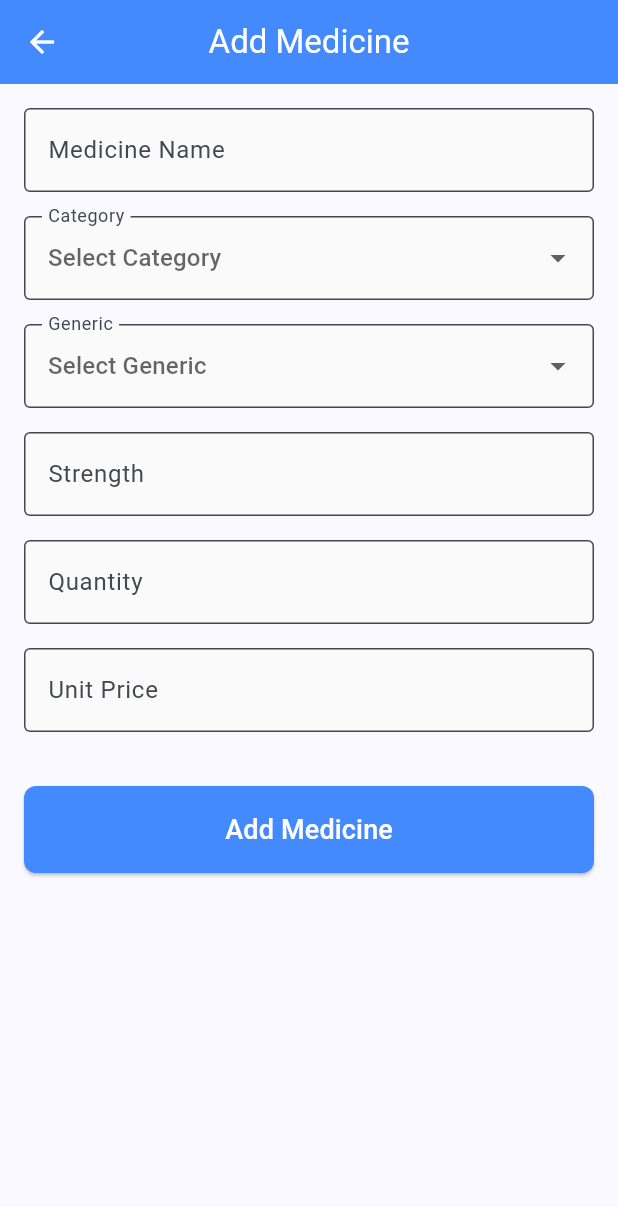
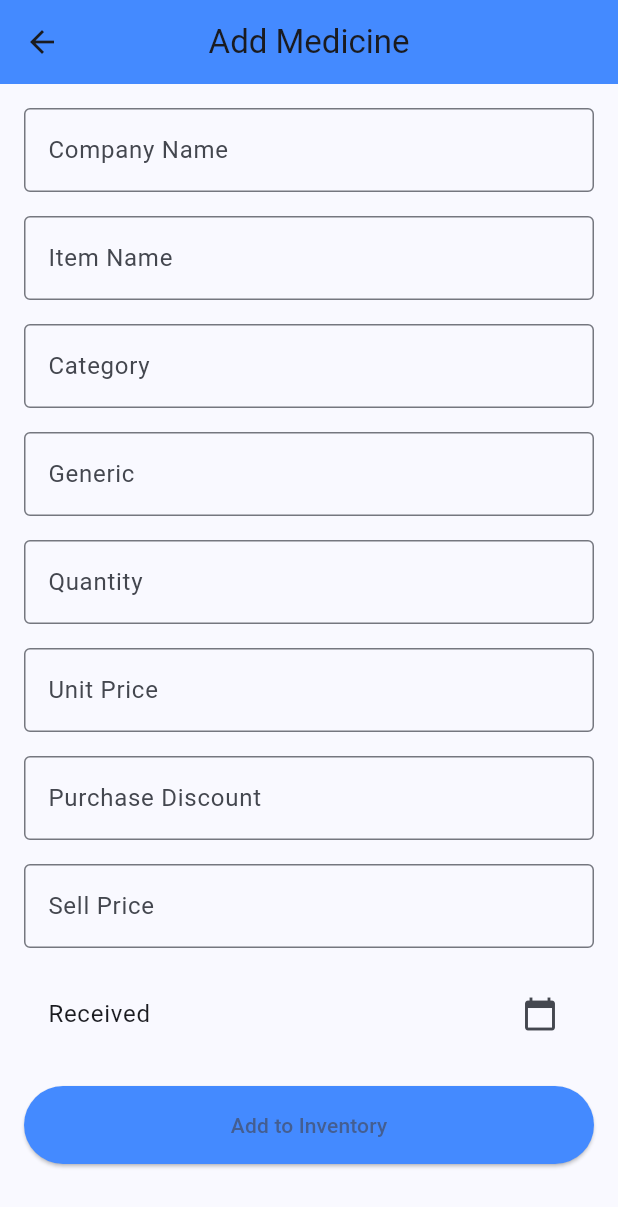
Before and after one commit to OmarFaruq97/pharmacy_management_system_flutter, a Flutter app: the AddMedicineScreen screen opened directly, on a phone screen of 412 x 824 dp. Shown: the top 1207 px of the screen. Run offline on Flutter 3.47's test engine with Material 3 defaults, Android fonts, the phone set to English and light mode, and no system bars.

Commit message:
medicine add and view

```diff
--- a/pms_flutter_app/lib/screens/add_medicine_screen.dart
+++ b/pms_flutter_app/lib/screens/add_medicine_screen.dart
@@ -1,7 +1,6 @@
 import 'package:flutter/material.dart';
-import 'package:http/http.dart'
-    as http; // For making HTTP requests to your backend
-import 'dart:convert'; // For encoding/decoding JSON data
+import 'dart:convert';
+import 'package:http/http.dart' as http;
 
 class AddMedicineScreen extends StatefulWidget {
   const AddMedicineScreen({super.key});
@@ -11,145 +10,103 @@ class AddMedicineScreen extends StatefulWidget {
 }
 
 class _AddMedicineScreenState extends State<AddMedicineScreen> {
-  // GlobalKey for the Form widget, used for validation
   final _formKey = GlobalKey<FormState>();
 
-  // Text editing controllers for capturing user input from TextFormFields
-  final TextEditingController _medicineNameController = TextEditingController();
-  final TextEditingController _strengthController = TextEditingController();
+  final TextEditingController _companyNameController = TextEditingController();
+  final TextEditingController _itemNameController = TextEditingController();
+  final TextEditingController _categoryController = TextEditingController();
+  final TextEditingController _genericController = TextEditingController();
   final TextEditingController _quantityController = TextEditingController();
   final TextEditingController _unitPriceController = TextEditingController();
+  final TextEditingController _purchaseDiscountController = TextEditingController();
+  final TextEditingController _sellPriceController = TextEditingController();
 
-  // Variables to hold the selected values from the dropdowns
-  String? _selectedCategory;
-  String? _selectedGeneric;
+  DateTime _receivedDate = DateTime.now();
 
-  // Example lists for dropdowns.
-  // In a real application, these lists would typically be fetched dynamically
-  // from your Spring Boot backend (e.g., via a separate API call when the screen loads).
-  final List<String> _categories = [
-    'Tablet',
-    'Capsule',
-    'Syrup',
-    'Injection',
-    'Cream',
-    'Ointment',
-    'Suspension',
-  ];
-  final List<String> _generics = [
-    'Paracetamol',
-    'Omeprazole',
-    'Amoxicillin',
-    'Cetirizine',
-    'Metformin',
-    'Ibuprofen',
-    'Amlodipine',
-  ];
+  Future<void> _submitForm() async {
+    if (_formKey.currentState!.validate()) {
+      final int quantity = int.parse(_quantityController.text);
+      final double unitPrice = double.parse(_unitPriceController.text);
+      final double discount = double.tryParse(_purchaseDiscountController.text) ?? 0.0;
+      final double netPurchasePrice = unitPrice - discount;
+      final double sellPrice = double.parse(_sellPriceController.text);
+      final double totalValue = netPurchasePrice * quantity;
 
-  // Base URL for your Spring Boot backend API.
-  // IMPORTANT:
-  // - If running on an Android Emulator, 'http://10.0.2.2:8080' points to your machine's localhost.
-  // - If running on a physical Android device or iOS simulator/device, replace '10.0.2.2'
-  //   with your actual machine's IP address (e.g., 'http://192.168.1.5:8080').
-  // - Ensure your Spring Boot application is running and accessible at this address.
-  final String _baseUrl =
-      'http://10.0.2.2:8080/api/medicines'; // Assuming this is your endpoint for adding medicines
-
-  @override
-  void dispose() {
-    // Dispose of controllers to prevent memory leaks when the widget is removed
-    _medicineNameController.dispose();
-    _strengthController.dispose();
-    _quantityController.dispose();
-    _unitPriceController.dispose();
-    super.dispose();
-  }
-
-  // Asynchronous method to handle adding medicine by sending data to the backend
-  Future<void> _addMedicine() async {
-    // Validate all fields in the form
-    if (_formKey.currentState!.validate()) {
-      // Ensure dropdowns have selections
-      if (_selectedCategory == null || _selectedGeneric == null) {
-        ScaffoldMessenger.of(context).showSnackBar(
-          const SnackBar(
-            content: Text('Please select both Category and Generic.'),
-          ),
-        );
-        return; // Stop execution if dropdowns are not selected
-      }
-
-      // Prepare the medicine data as a Map, matching your Spring Boot DTO/Entity structure
-      final medicineData = {
-        'name': _medicineNameController.text.trim(),
-        // .trim() removes leading/trailing whitespace
-        'category': _selectedCategory,
-        'generic': _selectedGeneric,
-        'strength': _strengthController.text.trim(),
-        'quantity': int.tryParse(_quantityController.text.trim()) ?? 0,
-        // Safely parse to int, default to 0 if invalid
-        'unitPrice': double.tryParse(_unitPriceController.text.trim()) ?? 0.0,
-        // Safely parse to double, default to 0.0 if invalid
-        // You might need to add other fields here based on your Spring Boot Medicine entity,
-        // for example: 'company', 'batchNumber', 'expiryDate'.
-        // Example: 'company': 'XYZ Pharma', 'batchNumber': 'B12345', 'expiryDate': '2026-12-31'
+      final Map<String, dynamic> medicineData = {
+        "companyName": _companyNameController.text,
+        "itemName": _itemNameController.text,
+        "category": _categoryController.text,
+        "generic": _genericController.text,
+        "quantity": quantity,
+        "unitPrice": unitPrice,
+        "purchaseDiscount": discount,
+        "netPurchasePrice": netPurchasePrice,
+        "sellPrice": sellPrice,
+        "totalInventoryValue": totalValue,
+        "receivedDate": _receivedDate.toIso8601String(),
       };
 
-      print('Sending Medicine Data: $medicineData'); // Log the data being sent
+      // Replace with your backend URL
+      const String apiUrl = "http://192.168.0.197:8080/api/inventory/receive";
 
       try {
-        // Send a POST request to your Spring Boot API
         final response = await http.post(
-          Uri.parse(_baseUrl), // Convert the URL string to a Uri object
-          headers: <String, String>{
-            'Content-Type': 'application/json; charset=UTF-8',
-            // Specify JSON content type
-            // If your API requires authentication (e.g., JWT), add the Authorization header:
-            // 'Authorization': 'Bearer YOUR_JWT_TOKEN_HERE', // Replace with your actual JWT token
-          },
-          body: jsonEncode(
-            medicineData,
-          ), // Encode the Dart Map to a JSON string
+          Uri.parse(apiUrl),
+          headers: {"Content-Type": "application/json"},
+          body: jsonEncode(medicineData),
         );
 
-        // Check the HTTP status code of the response
-        if (response.statusCode == 201 || response.statusCode == 200) {
-          // Success: Medicine added successfully
-          print('Medicine added successfully: ${response.body}');
+        if (response.statusCode == 200) {
           ScaffoldMessenger.of(context).showSnackBar(
-            const SnackBar(content: Text('Medicine added successfully!')),
+            const SnackBar(content: Text('Medicine added successfully')),
           );
-          // Clear the form fields and reset dropdowns after successful submission
-          _medicineNameController.clear();
-          _strengthController.clear();
-          _quantityController.clear();
-          _unitPriceController.clear();
-          setState(() {
-            _selectedCategory = null;
-            _selectedGeneric = null;
-          });
+          _formKey.currentState!.reset();
         } else {
-          // Error: API returned a non-success status code
-          print('Failed to add medicine. Status code: ${response.statusCode}');
-          print(
-            'Response body: ${response.body}',
-          ); // Print the error response from backend
           ScaffoldMessenger.of(context).showSnackBar(
-            SnackBar(content: Text('Failed to add medicine: ${response.body}')),
+            SnackBar(content: Text('Failed to add medicine: ${response.statusCode}')),
           );
         }
       } catch (e) {
-        // Catch any network or other exceptions
-        print('Error sending data to backend: $e');
         ScaffoldMessenger.of(context).showSnackBar(
-          SnackBar(
-            content: Text(
-              'Error connecting to server. Please check your network and server status.',
-            ),
-          ),
+          SnackBar(content: Text('Error: $e')),
         );
       }
     }
+  }
+
+  void _pickDate() async {
+    final DateTime? picked = await showDatePicker(
+      context: context,
+      initialDate: _receivedDate,
+      firstDate: DateTime(2000),
+      lastDate: DateTime(2100),
+    );
+    if (picked != null && picked != _receivedDate) {
+      setState(() {
+        _receivedDate = picked;
+      });
+    }
+  }
+
+  Widget _buildTextField(TextEditingController controller, String label,
+      {bool isDecimal = false, bool isNumber = false}) {
+    return Padding(
+      padding: const EdgeInsets.only(bottom: 16),
+      child: TextFormField(
+        controller: controller,
+        keyboardType: isDecimal
+            ? const TextInputType.numberWithOptions(decimal: true)
+            : isNumber
+            ? TextInputType.number
+            : TextInputType.text,
+        decoration: InputDecoration(
+          labelText: label,
+          border: const OutlineInputBorder(),
+        ),
+        validator: (value) =>
+        value == null || value.isEmpty ? 'Please enter $label' : null,
+      ),
+    );
   }
 
   @override
@@ -157,149 +114,39 @@ class _AddMedicineScreenState extends State<AddMedicineScreen> {
     return Scaffold(
       appBar: AppBar(
         title: const Text('Add Medicine'),
+        backgroundColor: Colors.blueAccent,
         centerTitle: true,
-        backgroundColor: Colors.blueAccent, // Use your desired AppBar color
-        foregroundColor:
-            Colors.white, // Color for the title text and icons in the AppBar
       ),
-      body: Padding(
-        padding: const EdgeInsets.all(16.0), // Padding around the entire form
-        child: Form(
-          key: _formKey, // Associate the GlobalKey with the Form
+      body: Form(
+        key: _formKey,
         child: ListView(
-            // Use ListView to make the form scrollable if content overflows
+          padding: const EdgeInsets.all(16),
           children: [
-              // Medicine Name Text Field
-              _buildTextField(_medicineNameController, 'Medicine Name'),
-
-              // Category Dropdown
-              _buildDropdownField('Category', _selectedCategory, _categories, (
-                newValue,
-              ) {
-                setState(() {
-                  _selectedCategory = newValue;
-                });
-              }),
-
-              // Generic Dropdown
-              _buildDropdownField('Generic', _selectedGeneric, _generics, (
-                newValue,
-              ) {
-                setState(() {
-                  _selectedGeneric = newValue;
-                });
-              }),
-
-              // Strength Text Field
-              _buildTextField(_strengthController, 'Strength'),
-
-              // Quantity Text Field (numeric input)
+            _buildTextField(_companyNameController, 'Company Name'),
+            _buildTextField(_itemNameController, 'Item Name'),
+            _buildTextField(_categoryController, 'Category'),
+            _buildTextField(_genericController, 'Generic'),
             _buildTextField(_quantityController, 'Quantity', isNumber: true),
-
-              // Unit Price Text Field (numeric input)
-              _buildTextField(
-                _unitPriceController,
-                'Unit Price',
-                isNumber: true,
+            _buildTextField(_unitPriceController, 'Unit Price', isDecimal: true),
+            _buildTextField(_purchaseDiscountController, 'Purchase Discount', isDecimal: true),
+            _buildTextField(_sellPriceController, 'Sell Price', isDecimal: true),
+            ListTile(
+              title: Text("Received Date: ${_receivedDate.toLocal()}".split(' ')[0]),
+              trailing: const Icon(Icons.calendar_today),
+              onTap: _pickDate,
             ),
-
-              const SizedBox(height: 20), // Spacer
-              // Add Medicine Button
+            const SizedBox(height: 20),
             ElevatedButton(
-                onPressed: _addMedicine,
-                // Call the method to handle form submission and API call
+              onPressed: _submitForm,
               style: ElevatedButton.styleFrom(
                 backgroundColor: Colors.blueAccent,
-                  // Button background color
                 padding: const EdgeInsets.symmetric(vertical: 16),
-                  // Vertical padding
-                  shape: RoundedRectangleBorder(
-                    borderRadius: BorderRadius.circular(
-                      8,
-                    ), // Rounded corners for the button
               ),
-                ),
-                child: const Text(
-                  'Add Medicine',
-                  style: TextStyle(
-                    color: Colors.white,
-                    fontSize: 18,
-                  ), // Text style for the button
-                ),
+              child: const Text('Add to Inventory'),
             ),
           ],
         ),
       ),
-      ),
-    );
-  }
-
-  // Reusable widget to create a TextFormField with common styling and validation
-  Widget _buildTextField(
-    TextEditingController controller,
-    String label, {
-    bool isNumber = false,
-  }) {
-    return Padding(
-      padding: const EdgeInsets.only(bottom: 16),
-      // Padding below each text field
-      child: TextFormField(
-        controller: controller,
-        // Set keyboard type based on whether it's a number field
-        keyboardType: isNumber ? TextInputType.number : TextInputType.text,
-        decoration: InputDecoration(
-          labelText: label, // Label for the input field
-          border: const OutlineInputBorder(), // Outline border style
-          filled: true, // Enable fill color
-          fillColor:
-              Colors.grey[50], // Light grey background for the input area
-        ),
-        validator: (value) {
-          if (value == null || value.isEmpty) {
-            return 'Please enter $label'; // Validation for empty fields
-          }
-          if (isNumber && double.tryParse(value) == null) {
-            return 'Please enter a valid number'; // Validation for numeric fields
-          }
-          return null; // Return null if validation passes
-        },
-      ),
-    );
-  }
-
-  // Reusable widget to create a DropdownButtonFormField with common styling and validation
-  Widget _buildDropdownField(
-    String label,
-    String? selectedValue,
-    List<String> items,
-    ValueChanged<String?> onChanged,
-  ) {
-    return Padding(
-      padding: const EdgeInsets.only(bottom: 16),
-      // Padding below each dropdown field
-      child: DropdownButtonFormField<String>(
-        value: selectedValue,
-        // Currently selected value
-        hint: Text('Select $label'),
-        // Hint text when no item is selected
-        decoration: InputDecoration(
-          labelText: label,
-          border: const OutlineInputBorder(),
-          filled: true,
-          fillColor: Colors.grey[50],
-        ),
-        items: items.map((String item) {
-          return DropdownMenuItem<String>(value: item, child: Text(item));
-        }).toList(),
-        onChanged: onChanged,
-        // Callback when a new item is selected
-        validator: (value) {
-          if (value == null || value.isEmpty) {
-            return 'Please select a $label'; // Validation for dropdown selection
-          }
-          return null;
-        },
-      ),
     );
   }
 }
--- a/pms_flutter_app/lib/screens/inventory_screen.dart
+++ b/pms_flutter_app/lib/screens/inventory_screen.dart
@@ -1,10 +1,9 @@
 import 'package:flutter/material.dart';
 import 'package:http/http.dart' as http;
 import 'dart:convert';
-import 'package:pms_flutter_app/screens/add_medicine_screen.dart'; // Import your AddMedicineScreen
+import 'package:pms_flutter_app/screens/add_medicine_screen.dart';
 
-
-import '../model/inventory.dart'; // Import the Inventory model
+import '../model/inventory.dart';
 
 class InventoryScreen extends StatefulWidget {
   const InventoryScreen({super.key});
@@ -18,11 +17,9 @@ class _InventoryScreenState extends State<InventoryScreen> {
   bool _isLoading = true; // State to manage loading indicator
   String _errorMessage = ''; // State to hold error messages
 
-  // Base URL for your Spring Boot backend API.
-  // IMPORTANT: Adjust this based on your backend's actual IP/port.
-  // For Android Emulator to access localhost: 'http://10.0.2.2:8080'
-  // For physical device/iOS simulator: 'http://YOUR_MACHINE_IP:8080'
-  final String _baseUrl = 'http://192.168.0.197:8080/api/inventory'; // Assuming endpoint for all inventory items
+
+  final String _baseUrl =
+      'http://192.168.0.197:8080/api/inventory'; // Assuming endpoint for all inventory items
 
   @override
   void initState() {
@@ -38,7 +35,9 @@ class _InventoryScreenState extends State<InventoryScreen> {
     });
 
     try {
-      final response = await http.get(Uri.parse('$_baseUrl/all')); // Calling the /api/inventory/all endpoint
+      final response = await http.get(
+        Uri.parse('$_baseUrl/all'),
+      ); // Calling the /api/inventory/all endpoint
       // You might need to add JWT token if your API is secured:
       // headers: {'Authorization': 'Bearer YOUR_JWT_TOKEN'}
 
@@ -46,7 +45,9 @@ class _InventoryScreenState extends State<InventoryScreen> {
         // If the server returns a 200 OK response, parse the JSON.
         List<dynamic> jsonList = jsonDecode(response.body);
         setState(() {
-          _medicines = jsonList.map((json) => Inventory.fromJson(json)).toList();
+          _medicines = jsonList
+              .map((json) => Inventory.fromJson(json))
+              .toList();
           _isLoading = false;
         });
       } else {
@@ -79,7 +80,9 @@ class _InventoryScreenState extends State<InventoryScreen> {
         foregroundColor: Colors.white,
       ),
       body: _isLoading
-          ? const Center(child: CircularProgressIndicator()) // Show loading spinner
+          ? const Center(
+              child: CircularProgressIndicator(),
+            ) // Show loading spinner
           : _errorMessage.isNotEmpty
           ? Center(
               child: Column(
@@ -95,7 +98,9 @@ class _InventoryScreenState extends State<InventoryScreen> {
               ),
             )
           : _medicines.isEmpty
-          ? const Center(child: Text('No medicines found in inventory.')) // No data message
+          ? const Center(
+              child: Text('No medicines found in inventory.'),
+            ) // No data message
           : ListView.builder(
               padding: const EdgeInsets.all(8.0),
               itemCount: _medicines.length,
@@ -125,8 +130,12 @@ class _InventoryScreenState extends State<InventoryScreen> {
                         Text('Category: ${medicine.category}'),
                         Text('Generic: ${medicine.generic}'),
                         Text('Quantity: ${medicine.quantity}'),
-                  Text('Unit Price: \$${medicine.unitPrice.toStringAsFixed(2)}'),
-                  Text('Sell Price: \$${medicine.sellPrice.toStringAsFixed(2)}'),
+                        Text(
+                          'Unit Price: \$${medicine.unitPrice.toStringAsFixed(2)}',
+                        ),
+                        Text(
+                          'Sell Price: \$${medicine.sellPrice.toStringAsFixed(2)}',
+                        ),
                         if (medicine.receivedDate != null)
                           Text('Received: ${medicine.receivedDate}'),
                         // Add more details as needed
@@ -143,7 +152,8 @@ class _InventoryScreenState extends State<InventoryScreen> {
             context,
             MaterialPageRoute(builder: (context) => const AddMedicineScreen()),
           );
-          if (result == true) { // Assuming AddMedicineScreen returns true on successful add
+          if (result == true) {
+            // Assuming AddMedicineScreen returns true on successful add
             _fetchMedicines(); // Refresh the list
           }
         },
```
Lines whose indentation alone changed are shown as unchanged.
